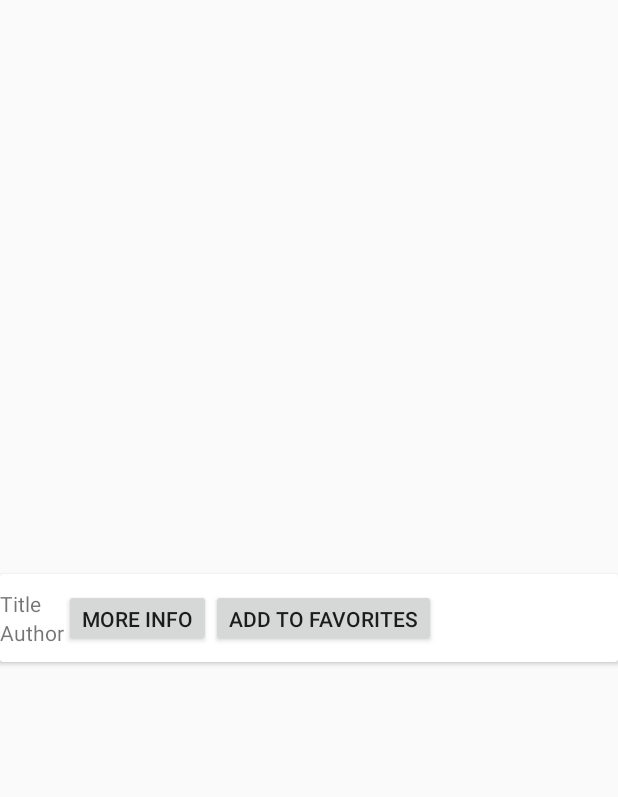
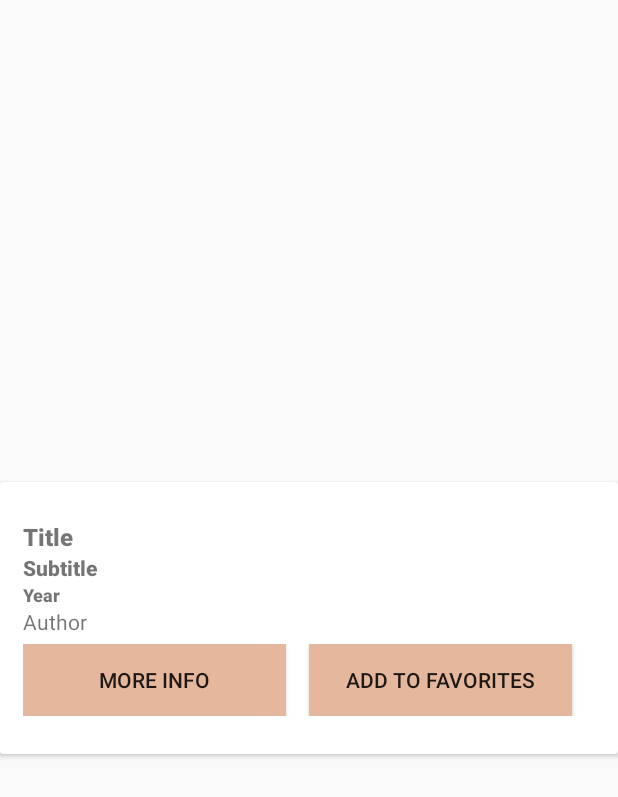
Before and after one commit to FTim/BookSearch, an Android app: the layout card_foundbook.xml on its own in the app's theme, with its tools: preview values and no code run, on a phone screen of 412 x 824 dp. Shown: the top 797 px of the screen. Run offline under Robolectric (Android 15) with nearby library versions, the phone set to English and light mode, and no system bars.

Commit message:
Polish UI

```diff
--- a/app/src/main/java/hu/bme/aut/booksearch/ui/fav/FavAdapter.java
+++ b/app/src/main/java/hu/bme/aut/booksearch/ui/fav/FavAdapter.java
@@ -23,6 +23,8 @@ public class FavAdapter extends RecyclerView.Adapter<FavAdapter.ViewHolder> {
 
         public TextView titleTV;
         public TextView authorTV;
+        public TextView subtitleTV;
+        public TextView yearTV;
         public Button infoBtn;
         public Button removeBtn;
 
@@ -31,6 +33,8 @@ public class FavAdapter extends RecyclerView.Adapter<FavAdapter.ViewHolder> {
 
             titleTV = (TextView) itemView.findViewById(R.id.favBookTitle);
             authorTV = (TextView) itemView.findViewById(R.id.favBookAuthor);
+            subtitleTV = (TextView) itemView.findViewById(R.id.favBookSubitle);
+            yearTV = (TextView) itemView.findViewById(R.id.favBookYear);
             infoBtn = (Button) itemView.findViewById(R.id.favBookInfo);
             removeBtn = (Button) itemView.findViewById(R.id.favBookRemoveFav);
         }
@@ -62,6 +66,8 @@ public class FavAdapter extends RecyclerView.Adapter<FavAdapter.ViewHolder> {
     public void onBindViewHolder(final FavAdapter.ViewHolder viewHolder, final int position) {
         viewHolder.authorTV.setText(booksList.get(position).getAuthors());
         viewHolder.titleTV.setText(booksList.get(position).getTitle());
+        viewHolder.subtitleTV.setText(booksList.get(position).getSubtitle());
+        viewHolder.yearTV.setText(booksList.get(position).getFirstPublishYearString());
 
         viewHolder.infoBtn.setOnClickListener(new View.OnClickListener() {
             @Override
--- a/app/src/main/java/hu/bme/aut/booksearch/ui/search/SearchAdapter.java
+++ b/app/src/main/java/hu/bme/aut/booksearch/ui/search/SearchAdapter.java
@@ -24,6 +24,8 @@ public class SearchAdapter extends RecyclerView.Adapter<SearchAdapter.ViewHolder
 
         public TextView titleTV;
         public TextView authorTV;
+        public TextView subtitleTV;
+        public TextView yearTV;
         public Button infoBtn;
         public Button addBtn;
 
@@ -32,6 +34,8 @@ public class SearchAdapter extends RecyclerView.Adapter<SearchAdapter.ViewHolder
 
             titleTV = (TextView) itemView.findViewById(R.id.foundBookTitle);
             authorTV = (TextView) itemView.findViewById(R.id.foundBookAuthor);
+            subtitleTV = (TextView) itemView.findViewById(R.id.foundBookSubitle);
+            yearTV = (TextView) itemView.findViewById(R.id.foundBookYear);
             infoBtn = (Button) itemView.findViewById(R.id.foundBookInfo);
             addBtn = (Button) itemView.findViewById(R.id.foundBookAddFav);
         }
@@ -68,6 +72,8 @@ public class SearchAdapter extends RecyclerView.Adapter<SearchAdapter.ViewHolder
     public void onBindViewHolder(final ViewHolder viewHolder, final int position) {
         viewHolder.authorTV.setText(booksList.get(position).getAuthors());
         viewHolder.titleTV.setText(booksList.get(position).getTitle());
+        viewHolder.subtitleTV.setText(booksList.get(position).getSubtitle());
+        viewHolder.yearTV.setText(booksList.get(position).getFirstPublishYearString());
 
         viewHolder.infoBtn.setOnClickListener(new View.OnClickListener() {
             @Override
--- a/app/src/main/res/layout/card_foundbook.xml
+++ b/app/src/main/res/layout/card_foundbook.xml
@@ -6,48 +6,70 @@
     android:layout_width="match_parent"
     android:layout_height="wrap_content"
     android:layout_gravity="center">
-
     <LinearLayout
         android:layout_width="match_parent"
         android:layout_height="match_parent"
-        android:orientation="horizontal"
+        android:orientation="vertical"
         android:layout_marginBottom="10dp"
-        android:layout_marginTop="10dp">
-
-        <LinearLayout
+        android:layout_marginTop="10dp"
+        android:padding="15dp"
+        >
+        <TextView
+            android:id="@+id/foundBookTitle"
             android:layout_width="wrap_content"
             android:layout_height="wrap_content"
-            android:gravity="center_vertical"
-            android:orientation="vertical">
+            android:singleLine="false"
+            android:textSize="16sp"
+            android:fontFamily="sans-serif-black"
+            android:text="Title"/>
+        <TextView
+            android:id="@+id/foundBookSubitle"
+            android:layout_width="wrap_content"
+            android:layout_height="wrap_content"
+            android:singleLine="false"
+            android:textSize="14sp"
+            android:fontFamily="sans-serif-black"
+            android:text="Subtitle"/>
+        <TextView
+            android:id="@+id/foundBookYear"
+            android:layout_width="wrap_content"
+            android:layout_height="wrap_content"
+            android:singleLine="false"
+            android:textSize="12sp"
+            android:fontFamily="sans-serif-black"
+            android:text="Year"/>
 
-            <TextView
-                android:id="@+id/foundBookTitle"
-                android:layout_width="wrap_content"
-                android:layout_height="wrap_content"
-                android:text="Title"/>
+        <TextView
+            android:id="@+id/foundBookAuthor"
+            android:layout_width="wrap_content"
+            android:layout_height="wrap_content"
+            android:singleLine="false"
+            android:textSize="14sp"
+            android:text="Author"/>
 
-            <TextView
-                android:id="@+id/foundBookAuthor"
-                android:layout_width="wrap_content"
-                android:layout_height="wrap_content"
-                android:text="Author"/>
-        </LinearLayout>
 
         <LinearLayout
             android:layout_width="match_parent"
             android:layout_height="match_parent"
-            android:orientation="horizontal">
+            android:orientation="horizontal"
+            android:layout_marginTop="5dp">
             <Button
                 android:id="@+id/foundBookInfo"
-                android:layout_width="wrap_content"
+                android:layout_width="0dp"
+                android:layout_weight="1"
                 android:layout_height="wrap_content"
-                android:text="More info"/>
+                android:text="More info"
+                android:background="@color/colorAccent"
+                android:layout_marginRight="15dp"/>
 
             <Button
                 android:id="@+id/foundBookAddFav"
-                android:layout_width="wrap_content"
+                android:layout_width="0dp"
+                android:layout_weight="1"
                 android:layout_height="wrap_content"
-                android:text="Add to favorites"/>
+                android:text="Add to favorites"
+                android:background="@color/colorAccent"
+                android:layout_marginRight="15dp"/>
         </LinearLayout>
     </LinearLayout>
 
--- a/app/src/main/res/layout/fragment_fav.xml
+++ b/app/src/main/res/layout/fragment_fav.xml
@@ -5,9 +5,10 @@
     android:layout_height="match_parent"
     tools:context=".ui.fav.FavFragment"
     android:id="@+id/fav_fragment"
-    android:orientation="vertical">
+    android:orientation="vertical"
+    android:padding="15dp">
 
-    <!-- TODO: Update blank fragment layout -->
+
     <android.support.v7.widget.RecyclerView
         android:id="@+id/recyclerViewFavBooks"
         android:layout_width="match_parent"
```
Also changed, not shown: app/src/main/java/hu/bme/aut/booksearch/model/Book.java (+10 -8 lines), app/src/main/res/layout/card_favbook.xml (+41 -13 lines), app/src/main/res/layout/fragment_search.xml (+28 -21 lines).
